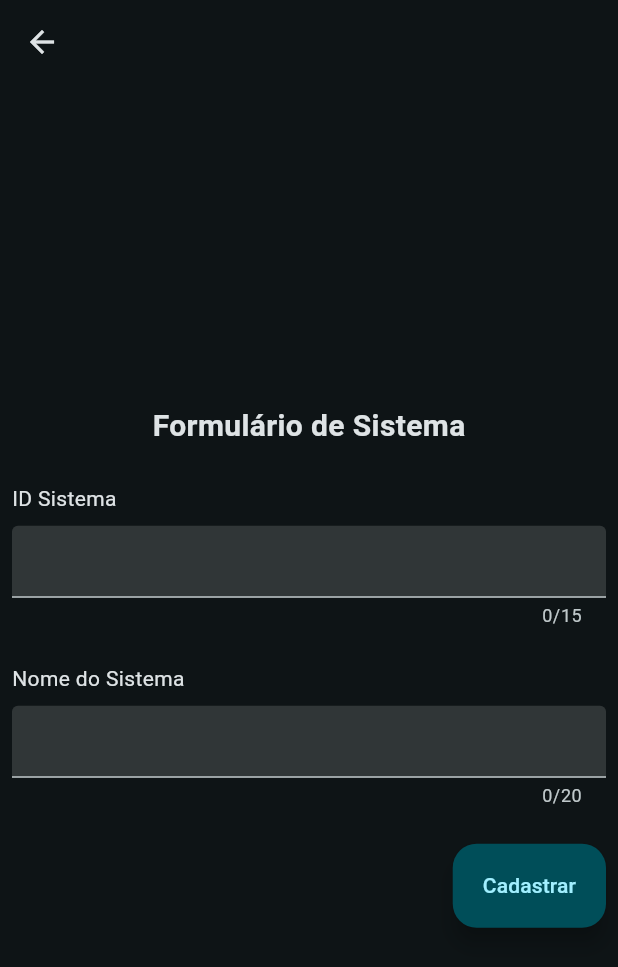
After one commit to MNAntunes02/Projeto-Certificacao-M1, a Flutter app: the CadastroTabelaSistema screen opened directly, on a phone screen of 412 x 824 dp. The commit adds this screen. Shown: the top 967 px of the screen. Run offline on Flutter 3.47's test engine with Material 2 defaults, Android fonts, the phone set to English and light mode, and no system bars.

Commit message:
feat: cria formulario de sistema e matriz sod

```diff
--- a/PCM1/Projeto/src/flutter_app/lib/pages/cadastro/cadastro_main.dart
+++ b/PCM1/Projeto/src/flutter_app/lib/pages/cadastro/cadastro_main.dart
@@ -1,4 +1,6 @@
 import 'package:flutter/material.dart';
+import 'package:flutter_app/pages/cadastro/cadastro_tabela_matriz_sod.dart';
+import 'package:flutter_app/pages/cadastro/cadastro_tabela_sistema.dart';
 import 'package:flutter_app/pages/cadastro/cadastro_opcoes.dart';
 
 class CadastroMain extends StatelessWidget {
@@ -19,6 +21,8 @@ class CadastroMain extends StatelessWidget {
       initialRoute: '/cadastro',
       routes: {
         '/cadastro': (context) => const CadastroOpcoes(),
+        '/cadastro/sistema': (context) => const CadastroTabelaSistema(),
+        '/cadastro/matriz-sod': (context) => const CadastroTabelaMatrizSod(),
       },
     );
   }
--- a/PCM1/Projeto/src/flutter_app/lib/pages/cadastro/cadastro_opcoes.dart
+++ b/PCM1/Projeto/src/flutter_app/lib/pages/cadastro/cadastro_opcoes.dart
@@ -34,7 +34,7 @@ class CadastroOpcoes extends StatelessWidget {
             CardConsulta(
               image: 'assets/images/matriz.jpg',
               titulo: 'Matriz SoD',
-              rota: '/cadastro/sistema',
+              rota: '/cadastro/matriz-sod',
               icon: Icons.security,
               iconAction: Icons.add,
             ),
--- /dev/null
+++ b/PCM1/Projeto/src/flutter_app/lib/pages/cadastro/cadastro_tabela_sistema.dart
@@ -0,0 +1,97 @@
+import 'package:flutter/material.dart';
+import 'package:flutter_app/components/public/dropdownForm.dart';
+import 'package:flutter_app/components/public/textfield_form.dart';
+import 'package:flutter_app/models/usuario.dart';
+
+class CadastroTabelaSistema extends StatefulWidget {
+  const CadastroTabelaSistema({Key? key}) : super(key: key);
+
+  @override
+  _CadastroTabelaSistemaState createState() => _CadastroTabelaSistemaState();
+}
+
+class _CadastroTabelaSistemaState extends State<CadastroTabelaSistema> {
+  final _formKey = GlobalKey<FormState>();
+
+  final nomeSistema = TextEditingController();
+  final idSistema = TextEditingController();
+
+  @override
+  Widget build(BuildContext context) {
+    return Scaffold(
+      appBar: AppBar(),
+      body: Center(
+        child: SizedBox(
+          width: 500,
+          child: Form(
+            key: _formKey,
+            child: Column(
+              mainAxisAlignment: MainAxisAlignment.center,
+              children: [
+                const Padding(
+                  padding: EdgeInsets.all(16.0),
+                  child: Text(
+                    'Formulário de Sistema',
+                    style: TextStyle(
+                      fontWeight: FontWeight.bold,
+                      fontSize: 20,
+                    ),
+                  ),
+                ),
+                TextfieldForm(
+                  titulo: 'ID Sistema',
+                  controller: idSistema,
+                  maxLength: 15,
+                ),
+                TextfieldForm(
+                  titulo: 'Nome do Sistema',
+                  controller: nomeSistema,
+                  maxLength: 20,
+                ),
+                Padding(
+                  padding: const EdgeInsets.all(8.0),
+                  child: Row(
+                    mainAxisAlignment: MainAxisAlignment.end,
+                    children: [
+                      FloatingActionButton.extended(
+                        onPressed: () {
+                          if (_formKey.currentState!.validate()) {
+                            ScaffoldMessenger.of(context).showSnackBar(
+                              const SnackBar(
+                                showCloseIcon: true,
+                                backgroundColor: Color(0xFF008000),
+                                content: Text(
+                                  'Sistema Cadastrado!',
+                                  style: TextStyle(
+                                      fontWeight: FontWeight.bold,
+                                      color: Colors.white70),
+                                ),
+                              ),
+                            );
+
+                            print("idSistema => " + idSistema.text);
+                            print("nomeSistema => " + nomeSistema.text);
+                          } else {
+                            print("Erro ao tentar cadastrar");
+                          }
+                        },
+                        label: const Text('Cadastrar'),
+                      ),
+                    ],
+                  ),
+                )
+              ],
+            ),
+          ),
+        ),
+      ),
+    );
+  }
+
+  @override
+  void dispose() {
+    nomeSistema.dispose();
+    idSistema.dispose();
+    super.dispose();
+  }
+}
```
Also changed, not shown: PCM1/Projeto/src/flutter_app/lib/pages/cadastro/cadastro_tabela_matriz_sod.dart (added, +133 -0 lines).
